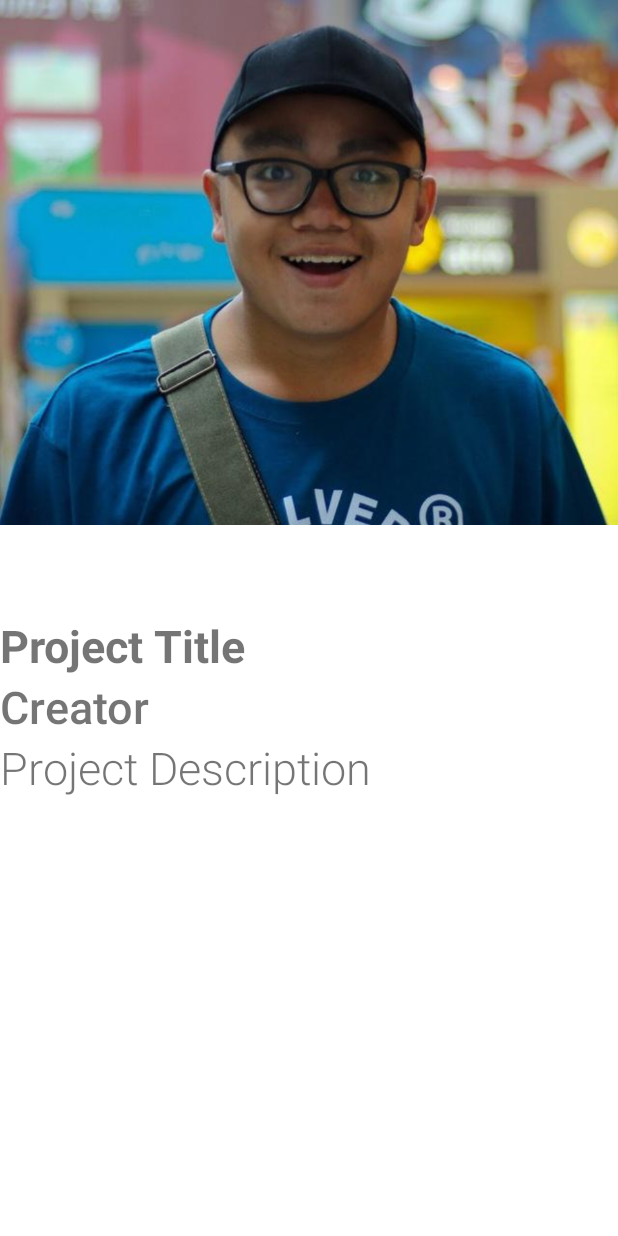
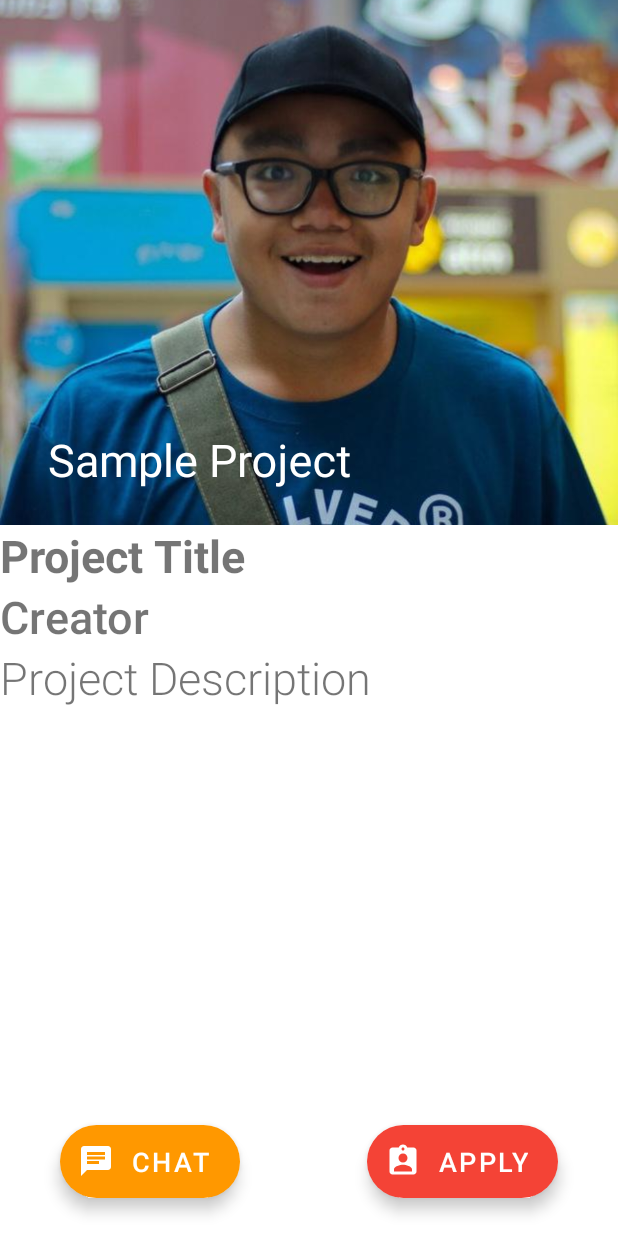
Before and after one commit to ShawnGoh/Amigo-Project, an Android app: the ProjectDetails screen opened directly, with no data from a screen before it, on a phone screen of 412 x 824 dp. Run offline under Robolectric (Android 15) with nearby library versions, the phone set to English and light mode, and no system bars; our stand-ins replace Firebase (no records; nobody signed in at launch, a user with empty details on screens opened directly), Picasso.

Commit message:
Set up extended FAB for chat and apply

```diff
--- a/app/src/main/java/com/example/infosys1d_amigoproject/projectmanagement/ProjectDetails.java
+++ b/app/src/main/java/com/example/infosys1d_amigoproject/projectmanagement/ProjectDetails.java
@@ -3,6 +3,8 @@ package com.example.infosys1d_amigoproject.projectmanagement;
 import android.content.Intent;
 import android.net.Uri;
 import android.os.Bundle;
+import android.view.View;
+import android.widget.Button;
 import android.widget.ImageView;
 
 import androidx.appcompat.app.AppCompatActivity;
@@ -23,19 +25,34 @@ public class ProjectDetails extends AppCompatActivity {
     CollapsingToolbarLayout mCollapsingToolbarLayout;
     StorageReference storageReference,projectref;
     ImageView imageView;
+    Button clicktoChat;
+    Button applytoJoin;
 
     @Override
     protected void onCreate(Bundle savedInstanceState) {
         super.onCreate(savedInstanceState);
         setContentView(R.layout.activity_project_details);
         mCollapsingToolbarLayout = findViewById(R.id.collapse);
-        mCollapsingToolbarLayout.setExpandedTitleTextAppearance(R.style.collapsingToolbarLayoutTitleColor);
-        mCollapsingToolbarLayout.setCollapsedTitleTextAppearance(R.style.collapsingToolbarLayoutTitleColor);
-
+//        mCollapsingToolbarLayout.setExpandedTitleTextAppearance(R.style.collapsingToolbarLayoutTitleColor);
+//        mCollapsingToolbarLayout.setCollapsedTitleTextAppearance(R.style.collapsingToolbarLayoutTitleColor);
 
         Intent intent = getIntent();
         String text = intent.getStringExtra("ProjectID");
         imageView = findViewById(R.id.project_picture);
+        clicktoChat = findViewById(R.id.clicktoChat);
+        clicktoChat.setOnClickListener(new View.OnClickListener() {
+            @Override
+            public void onClick(View v) {
+                // intent to chat with project creator
+            }
+        });
+        applytoJoin = findViewById(R.id.applytoJoin);
+        applytoJoin.setOnClickListener(new View.OnClickListener() {
+            @Override
+            public void onClick(View v) {
+                // intent to project application fragment OR fillable dialogue
+            }
+        });
 
         storageReference = FirebaseStorage.getInstance().getReference();
         projectref = storageReference.child("users/"+ FirebaseAuth.getInstance().getCurrentUser().getUid()+"/profile.jpg");
--- /dev/null
+++ b/app/src/main/res/drawable/ic_baseline_assignment_ind_24.xml
@@ -0,0 +1,5 @@
+<vector android:height="24dp" android:tint="#FFFFFF"
+    android:viewportHeight="24" android:viewportWidth="24"
+    android:width="24dp" xmlns:android="http://schemas.android.com/apk/res/android">
+    <path android:fillColor="@android:color/white" android:pathData="M19,3h-4.18C14.4,1.84 13.3,1 12,1c-1.3,0 -2.4,0.84 -2.82,2L5,3c-1.1,0 -2,0.9 -2,2v14c0,1.1 0.9,2 2,2h14c1.1,0 2,-0.9 2,-2L21,5c0,-1.1 -0.9,-2 -2,-2zM12,3c0.55,0 1,0.45 1,1s-0.45,1 -1,1 -1,-0.45 -1,-1 0.45,-1 1,-1zM12,7c1.66,0 3,1.34 3,3s-1.34,3 -3,3 -3,-1.34 -3,-3 1.34,-3 3,-3zM18,19L6,19v-1.4c0,-2 4,-3.1 6,-3.1s6,1.1 6,3.1L18,19z"/>
+</vector>
--- /dev/null
+++ b/app/src/main/res/drawable/ic_baseline_touch_app_24.xml
@@ -0,0 +1,5 @@
+<vector android:height="24dp" android:tint="#FFFFFF"
+    android:viewportHeight="24" android:viewportWidth="24"
+    android:width="24dp" xmlns:android="http://schemas.android.com/apk/res/android">
+    <path android:fillColor="@android:color/white" android:pathData="M9,11.24V7.5C9,6.12 10.12,5 11.5,5S14,6.12 14,7.5v3.74c1.21,-0.81 2,-2.18 2,-3.74C16,5.01 13.99,3 11.5,3S7,5.01 7,7.5C7,9.06 7.79,10.43 9,11.24zM18.84,15.87l-4.54,-2.26c-0.17,-0.07 -0.35,-0.11 -0.54,-0.11H13v-6C13,6.67 12.33,6 11.5,6S10,6.67 10,7.5v10.74c-3.6,-0.76 -3.54,-0.75 -3.67,-0.75c-0.31,0 -0.59,0.13 -0.79,0.33l-0.79,0.8l4.94,4.94C9.96,23.83 10.34,24 10.75,24h6.79c0.75,0 1.33,-0.55 1.44,-1.28l0.75,-5.27c0.01,-0.07 0.02,-0.14 0.02,-0.2C19.75,16.63 19.37,16.09 18.84,15.87z"/>
+</vector>
--- /dev/null
+++ b/app/src/main/res/drawable/ic_clicktochat.xml
@@ -0,0 +1,5 @@
+<vector android:height="24dp" android:tint="#FFFFFF"
+    android:viewportHeight="24" android:viewportWidth="24"
+    android:width="24dp" xmlns:android="http://schemas.android.com/apk/res/android">
+    <path android:fillColor="@android:color/white" android:pathData="M20,2L4,2c-1.1,0 -1.99,0.9 -1.99,2L2,22l4,-4h14c1.1,0 2,-0.9 2,-2L22,4c0,-1.1 -0.9,-2 -2,-2zM6,9h12v2L6,11L6,9zM14,14L6,14v-2h8v2zM18,8L6,8L6,6h12v2z"/>
+</vector>
--- a/app/src/main/res/layout/activity_main.xml
+++ b/app/src/main/res/layout/activity_main.xml
@@ -14,7 +14,9 @@
         android:layout_width="wrap_content"
         android:layout_height="wrap_content"
         android:layout_centerInParent="true"
+        android:layout_marginBottom="10dp"
         android:text="Signoout"
+        app:layout_constraintBottom_toBottomOf="@+id/fragment_container"
         app:layout_constraintEnd_toEndOf="parent"
         app:layout_constraintStart_toStartOf="parent" />
 
--- a/app/src/main/res/layout/activity_project_details.xml
+++ b/app/src/main/res/layout/activity_project_details.xml
@@ -17,13 +17,15 @@
         <com.google.android.material.appbar.CollapsingToolbarLayout
             android:id="@+id/collapse"
             android:layout_width="match_parent"
-            android:layout_height="410dp"
+            android:layout_height="wrap_content"
+            android:elevation="10dp"
             android:fitsSystemWindows="true"
-            app:contentScrim="@color/black"
-            app:expandedTitleTextAppearance="@color/black"
-            app:title="Test"
-            app:collapsedTitleTextAppearance="@color/black"
-            app:layout_scrollFlags="scroll|exitUntilCollapsed">
+            app:collapsedTitleGravity="center"
+            app:collapsedTitleTextAppearance="@color/white"
+            app:contentScrim="@color/white"
+            app:expandedTitleTextAppearance="@style/collapsingToolbarLayoutTitleColorWhite"
+            app:layout_scrollFlags="scroll|exitUntilCollapsed"
+            app:title="Sample Project">
 
             <ImageView
                 android:id="@+id/project_picture"
@@ -37,8 +39,7 @@
                 android:layout_width="match_parent"
                 android:layout_height="?attr/actionBarSize"
                 app:layout_collapseMode="pin"
-                app:popupTheme="@style/ThemeOverlay.AppCompat.Light"
-                />
+                app:popupTheme="@style/ThemeOverlay.AppCompat.Light" />
 
         </com.google.android.material.appbar.CollapsingToolbarLayout>
 
@@ -88,4 +89,33 @@
         </LinearLayout>
     </androidx.core.widget.NestedScrollView>
 
+    <com.google.android.material.floatingactionbutton.ExtendedFloatingActionButton
+        android:id="@+id/clicktoChat"
+        android:layout_width="wrap_content"
+        android:layout_height="wrap_content"
+        android:layout_gravity="bottom|left"
+        android:layout_marginHorizontal="40dp"
+        android:layout_marginBottom="25dp"
+        android:text="Chat"
+        android:textColor="#FFFFFF"
+        android:textSize="18dp"
+        app:backgroundTint="#FF9800"
+        app:icon="@drawable/ic_clicktochat"
+        app:iconTint="#FFFFFF" />
+
+    <com.google.android.material.floatingactionbutton.ExtendedFloatingActionButton
+        android:id="@+id/applytoJoin"
+        android:layout_width="wrap_content"
+        android:layout_height="wrap_content"
+        android:layout_gravity="bottom|right"
+        android:layout_marginHorizontal="40dp"
+        android:layout_marginBottom="25dp"
+        android:text="Apply"
+        android:textColor="#FFFFFF"
+        android:textSize="18dp"
+        app:backgroundTint="#F44336"
+        app:icon="@drawable/ic_baseline_assignment_ind_24"
+        app:iconTint="#FFFFFF" />
+
+
 </androidx.coordinatorlayout.widget.CoordinatorLayout>
--- a/app/src/main/res/values/style.xml
+++ b/app/src/main/res/values/style.xml
@@ -1,8 +1,12 @@
 <?xml version="1.0" encoding="utf-8"?>
 <resources>
 
-    <style name="collapsingToolbarLayoutTitleColor" parent="@android:style/TextAppearance.Medium">
-        <item name="android:textSize">18sp</item>
+    <style name="collapsingToolbarLayoutTitleColorWhite" parent="@android:style/TextAppearance.Medium">
+        <item name="android:textSize">30sp</item>
         <item name="android:textColor">@color/white</item>
     </style>
+    <style name="collapsingToolbarLayoutTitleColorBlack" parent="@android:style/TextAppearance.Medium">
+        <item name="android:textSize">30sp</item>
+        <item name="android:textColor">@color/black</item>
+    </style>
 </resources>
--- a/app/src/main/res/values/styles.xml
+++ b/app/src/main/res/values/styles.xml
@@ -1,6 +1,6 @@
 <resources>
     <!-- Base application theme. -->
-    <style name="AppTheme" parent="Theme.AppCompat.Light.NoActionBar">
+    <style name="AppTheme" parent="Theme.MaterialComponents.Light.NoActionBar">
         <!-- Customize your theme here. -->
         <item name="colorPrimary">@color/colorPrimary</item>
         <item name="colorPrimaryDark">@color/colorPrimaryDark</item>
```
